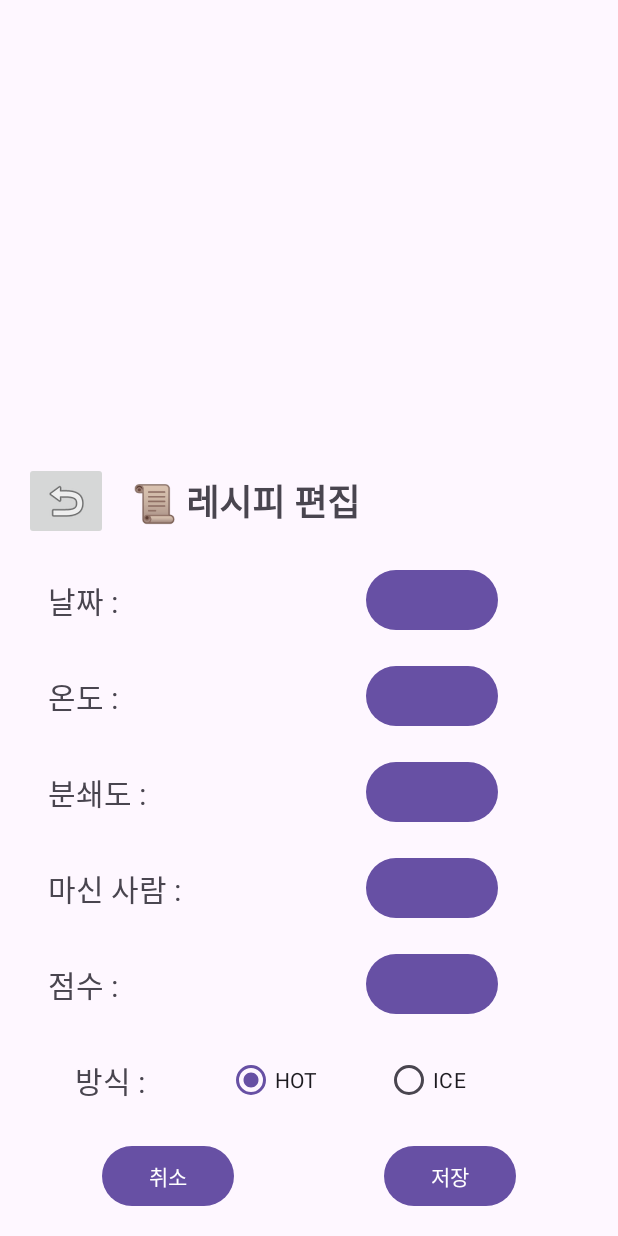
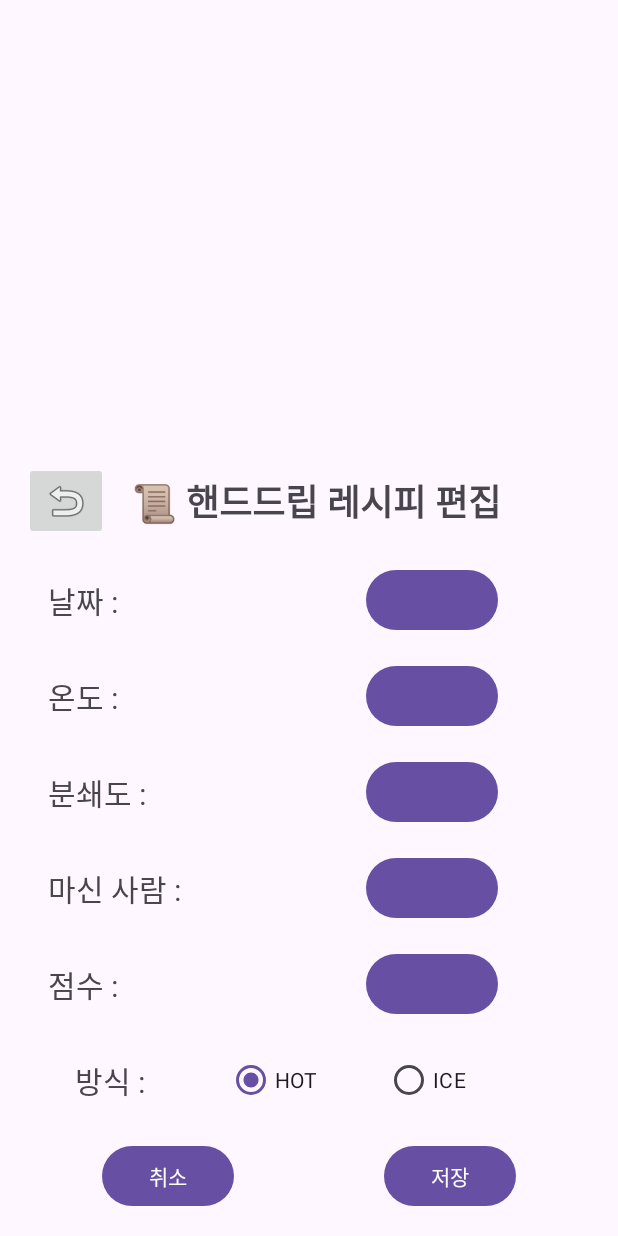
Before and after one commit to cubicj/CoffeeNote, an Android app: the layout custom_hand_recipe.xml on its own in the app's theme, with its tools: preview values and no code run, on a phone screen of 412 x 824 dp. Run offline under Robolectric (Android 15) with nearby library versions, the phone set to English and light mode, and no system bars.

```diff
--- a/app/src/main/res/layout/custom_hand_recipe.xml
+++ b/app/src/main/res/layout/custom_hand_recipe.xml
@@ -60,7 +60,7 @@
             android:layout_width="wrap_content"
             android:layout_height="wrap_content"
             android:layout_marginStart="16dp"
-            android:text="📜 레시피 편집"
+            android:text="📜 핸드드립 레시피 편집"
             android:textSize="24sp"
             android:textStyle="bold"
             app:layout_constraintBottom_toBottomOf="@+id/ib_custom_recipe_back"
```
